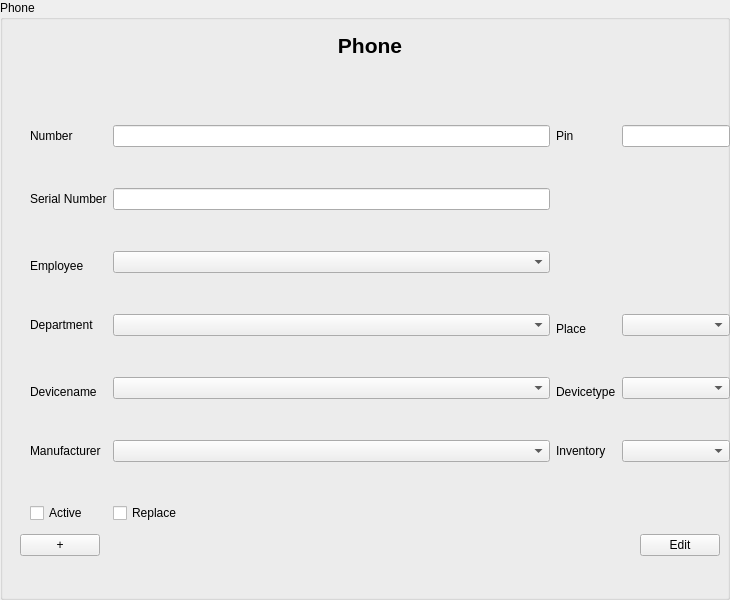
Qt form src/app/phoneinputarea.ui (jmuelbert/jmbde-QT) before a commit.
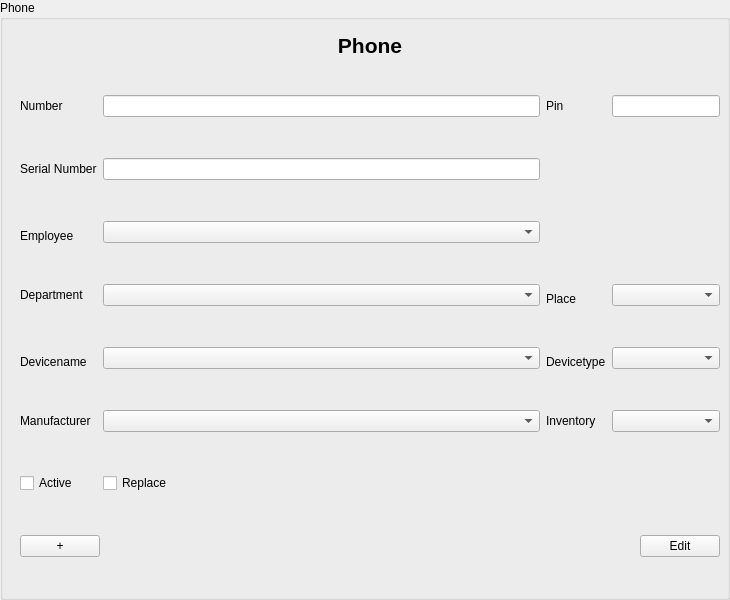
The same form after that commit.

Patch:
```diff
--- a/src/app/phoneinputarea.ui
+++ b/src/app/phoneinputarea.ui
@@ -19,7 +19,7 @@
   <property name="title">
    <string>Phone</string>
   </property>
-   <widget class="QWidget" name="formLayoutWidget" native="true">
+  <widget class="QWidget" name="formLayoutWidget" native="true">
    <property name="geometry">
     <rect>
      <x>10</x>
@@ -63,7 +63,7 @@
       <x>10</x>
       <y>500</y>
       <width>700</width>
-      <height>30</height>
+      <height>32</height>
      </rect>
     </property>
     <layout class="QHBoxLayout" name="horizontalLayout">
@@ -96,15 +96,6 @@
      </item>
     </layout>
    </widget>
-  <widget class="QWidget" name="formLayoutWidget" native="true">
-   <property name="geometry">
-    <rect>
-     <x>10</x>
-     <y>30</y>
-     <width>730</width>
-     <height>600</height>
-    </rect>
-   </property>
    <widget class="QWidget" name="gridLayoutWidget">
     <property name="geometry">
      <rect>
@@ -286,7 +277,6 @@
    </widget>
   </widget>
  </widget>
- </widget>
  <tabstops>
   <tabstop>lineEdit_Number</tabstop>
   <tabstop>lineEdit_Pin</tabstop>
```
Left out of the diff: 11 changed lines with no effect on the pictures.
